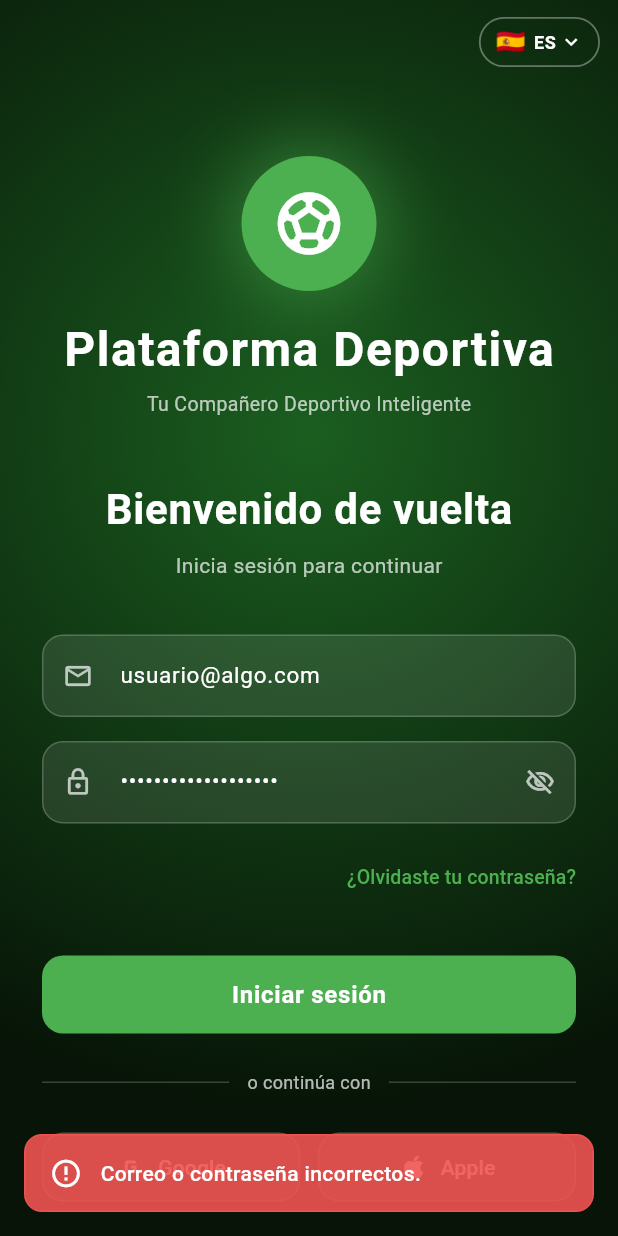
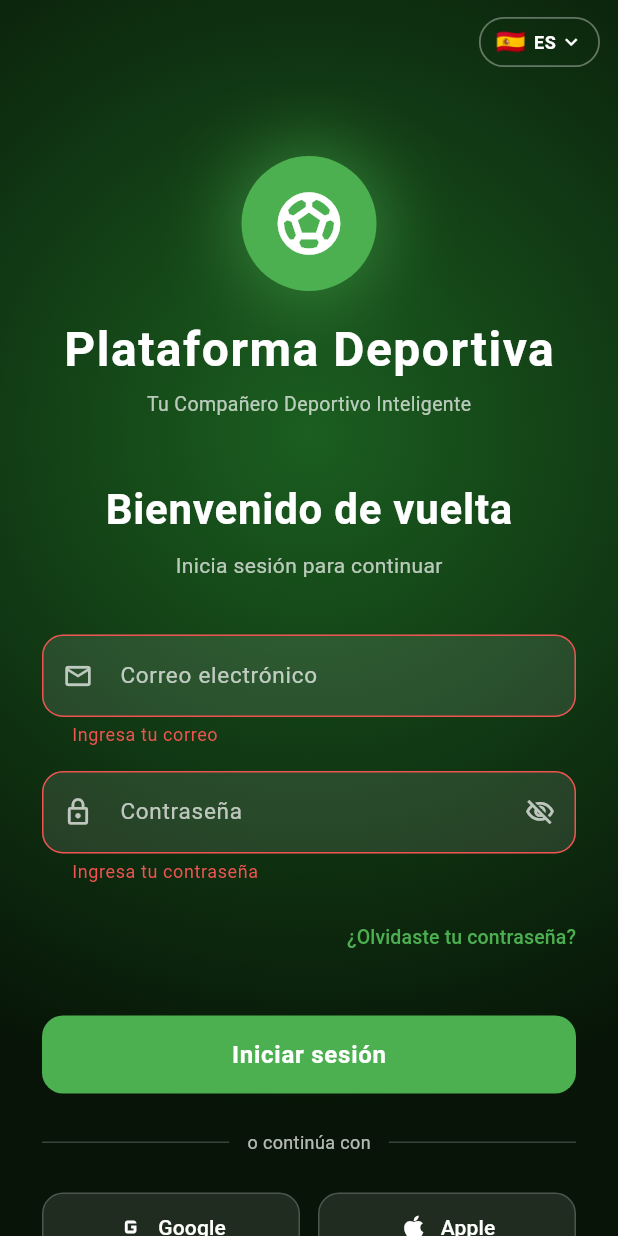
Before and after one commit to goruiz/sport-platform-flutter, a Flutter app: the screen it shows after launch, after a tap on "Iniciar sesión", on a phone screen of 412 x 824 dp. Run offline on Flutter 3.47's test engine with Material 3 defaults, Android fonts, the phone set to English and light mode, and no system bars; our stand-ins replace app_links, dio, easy_localization, get_it, image_picker, shared_preferences; accounts and stored records are empty.

Commit message:
feat: implement password recovery and reset functionality with UI updates

```diff
--- a/assets/translations/es.json
+++ b/assets/translations/es.json
@@ -17,7 +17,23 @@
     "email_invalid": "Ingresa un correo válido",
     "password_required": "Ingresa tu contraseña",
     "password_too_short": "Mínimo 8 caracteres",
+    "password_too_long": "Máximo 72 caracteres",
     "invalid_credentials": "Correo o contraseña incorrectos.",
+    "recovery_title": "Recuperar contraseña",
+    "recovery_subtitle": "Ingresa tu correo. Si existe una cuenta asociada, recibirás un enlace para restablecer tu contraseña.",
+    "recovery_send": "Enviar enlace",
+    "recovery_sent": "Si el correo está registrado, recibirás un enlace para restablecer tu contraseña.",
+    "recovery_error": "No se pudo enviar la solicitud. Inténtalo más tarde.",
+    "reset_title": "Crear nueva contraseña",
+    "reset_subtitle": "Elige una nueva contraseña para tu cuenta.",
+    "new_password_hint": "Nueva contraseña",
+    "confirm_password_hint": "Confirmar nueva contraseña",
+    "reset_password": "Actualizar contraseña",
+    "reset_success": "Tu contraseña se actualizó. Inicia sesión con la nueva contraseña.",
+    "reset_error": "No se pudo actualizar la contraseña. Inténtalo de nuevo.",
+    "reset_token_invalid": "Este enlace venció o ya fue utilizado. Solicita uno nuevo.",
+    "passwords_do_not_match": "Las contraseñas no coinciden",
+    "back_to_login": "Volver al inicio de sesión",
     "google": "Google",
     "apple": "Apple"
   },
--- a/lib/core/constants/strings_constants/auth_strings_constants/login_strings_constants.dart
+++ b/lib/core/constants/strings_constants/auth_strings_constants/login_strings_constants.dart
@@ -7,6 +7,21 @@ class LoginStringsConstants {
   static const String emailHint = 'login.email_hint';
   static const String passwordHint = 'login.password_hint';
   static const String forgotPassword = 'login.forgot_password';
+  static const String recoveryTitle = 'login.recovery_title';
+  static const String recoverySubtitle = 'login.recovery_subtitle';
+  static const String recoverySend = 'login.recovery_send';
+  static const String recoverySent = 'login.recovery_sent';
+  static const String recoveryError = 'login.recovery_error';
+  static const String resetTitle = 'login.reset_title';
+  static const String resetSubtitle = 'login.reset_subtitle';
+  static const String newPasswordHint = 'login.new_password_hint';
+  static const String confirmPasswordHint = 'login.confirm_password_hint';
+  static const String resetPassword = 'login.reset_password';
+  static const String resetSuccess = 'login.reset_success';
+  static const String resetError = 'login.reset_error';
+  static const String resetTokenInvalid = 'login.reset_token_invalid';
+  static const String passwordsDoNotMatch = 'login.passwords_do_not_match';
+  static const String backToLogin = 'login.back_to_login';
   static const String signIn = 'login.sign_in';
   static const String orContinueWith = 'login.or_continue_with';
   static const String noAccount = 'login.no_account';
@@ -16,6 +31,7 @@ class LoginStringsConstants {
   static const String emailInvalid = 'login.email_invalid';
   static const String passwordRequired = 'login.password_required';
   static const String passwordTooShort = 'login.password_too_short';
+  static const String passwordTooLong = 'login.password_too_long';
   static const String invalidCredentials = 'login.invalid_credentials';
 
   static const String google = 'login.google';
--- a/lib/core/network/api_endpoints.dart
+++ b/lib/core/network/api_endpoints.dart
@@ -6,6 +6,8 @@ class ApiEndpoints {
   // Auth
   static const String login = '/users/auth/login';
   static const String register = '/users/auth/register';
+  static const String forgotPassword = '/users/auth/forgot-password';
+  static const String resetPassword = '/users/auth/reset-password';
   static const String logout = '/users/auth/logout';
   static const String refreshToken = '/users/auth/refresh';
   static const String updateProfile = '/users/auth/update-profile';
@@ -86,5 +88,4 @@ class ApiEndpoints {
   static const String standings = '/events';
   static String standingsByEvent(String eventId) =>
       '/events/$eventId/standings';
-
 }
--- a/lib/core/network/auth_token_interceptor.dart
+++ b/lib/core/network/auth_token_interceptor.dart
@@ -1,16 +1,27 @@
 import 'package:dio/dio.dart';
+import 'package:sport_platform/core/network/api_endpoints.dart';
 import 'package:sport_platform/core/services/auth_storage.dart';
 
 /// Adjunta el token de la sesión a cada petición, si hay uno guardado.
 class AuthTokenInterceptor extends Interceptor {
   static const String authorizationHeader = 'Authorization';
   static const String _bearerScheme = 'Bearer';
+  static const Set<String> _publicAuthEndpoints = {
+    ApiEndpoints.login,
+    ApiEndpoints.register,
+    ApiEndpoints.forgotPassword,
+    ApiEndpoints.resetPassword,
+  };
 
   @override
   Future<void> onRequest(
     RequestOptions options,
     RequestInterceptorHandler handler,
   ) async {
+    if (_publicAuthEndpoints.contains(options.path)) {
+      handler.next(options);
+      return;
+    }
     final token = await AuthStorage.getToken();
     if (token != null) {
       options.headers[authorizationHeader] = '$_bearerScheme $token';
--- a/lib/modules/auth/presentation/pages/login_page.dart
+++ b/lib/modules/auth/presentation/pages/login_page.dart
@@ -6,6 +6,7 @@ import 'package:sport_platform/core/network/dio_client.dart';
 import 'package:sport_platform/core/services/auth_storage.dart';
 import 'package:sport_platform/core/services/user_session.dart';
 import 'package:sport_platform/modules/auth/presentation/pages/register_page.dart';
+import 'package:sport_platform/modules/auth/presentation/pages/password_recovery_page.dart';
 import 'package:sport_platform/modules/auth/presentation/widgets/login_body.dart';
 import 'package:sport_platform/modules/home/presentation/pages/home_page.dart';
 import 'package:sport_platform/shared/widgets/app_snackbar.dart';
@@ -21,9 +22,8 @@ class LoginPage extends StatefulWidget {
 
 class _LoginPageState extends State<LoginPage> {
   final _formKey = GlobalKey<FormState>();
-  // DEV: prefilled credentials — remove these two lines to return to normal
-  final _emailController = TextEditingController(text: 'usuario@algo.com');
-  final _passwordController = TextEditingController(text: 'Demo!8ABCB80F76B094');
+  final _emailController = TextEditingController();
+  final _passwordController = TextEditingController();
   bool _obscurePassword = true;
   bool _isLoading = false;
   final _client = DioClient();
@@ -86,6 +86,9 @@ class _LoginPageState extends State<LoginPage> {
           onSignUp: () => Navigator.of(
             context,
           ).push(MaterialPageRoute(builder: (_) => const RegisterPage())),
+          onForgotPassword: () => Navigator.of(
+            context,
+          ).push(MaterialPageRoute(builder: (_) => const ForgotPasswordPage())),
         ),
       ),
     );
--- a/lib/modules/auth/presentation/widgets/login_body.dart
+++ b/lib/modules/auth/presentation/widgets/login_body.dart
@@ -15,6 +15,7 @@ class LoginBody extends StatelessWidget {
   final VoidCallback onLogin;
   final VoidCallback onTogglePassword;
   final VoidCallback? onSignUp;
+  final VoidCallback? onForgotPassword;
 
   const LoginBody({
     super.key,
@@ -26,6 +27,7 @@ class LoginBody extends StatelessWidget {
     required this.onLogin,
     required this.onTogglePassword,
     this.onSignUp,
+    this.onForgotPassword,
   });
 
   @override
@@ -86,8 +88,12 @@ class LoginBody extends StatelessWidget {
             icon: Icons.email_outlined,
             keyboardType: TextInputType.emailAddress,
             validator: (v) {
-              if (v == null || v.isEmpty) return LoginStringsConstants.emailRequired.tr();
-              if (!v.contains('@')) return LoginStringsConstants.emailInvalid.tr();
+              if (v == null || v.isEmpty) {
+                return LoginStringsConstants.emailRequired.tr();
+              }
+              if (!v.contains('@')) {
+                return LoginStringsConstants.emailInvalid.tr();
+              }
               return null;
             },
           ),
@@ -108,8 +114,12 @@ class LoginBody extends StatelessWidget {
               onPressed: onTogglePassword,
             ),
             validator: (v) {
-              if (v == null || v.isEmpty) return LoginStringsConstants.passwordRequired.tr();
-              if (v.length < 8) return LoginStringsConstants.passwordTooShort.tr();
+              if (v == null || v.isEmpty) {
+                return LoginStringsConstants.passwordRequired.tr();
+              }
+              if (v.length < 8) {
+                return LoginStringsConstants.passwordTooShort.tr();
+              }
               return null;
             },
           ),
@@ -122,7 +132,7 @@ class LoginBody extends StatelessWidget {
     return Align(
       alignment: Alignment.centerRight,
       child: TextButton(
-        onPressed: () {},
+        onPressed: onForgotPassword,
         style: TextButton.styleFrom(padding: EdgeInsets.zero),
         child: Text(
           LoginStringsConstants.forgotPassword.tr(),
@@ -141,8 +151,12 @@ class LoginBody extends StatelessWidget {
         style: ElevatedButton.styleFrom(
           backgroundColor: AppColors.primaryLight,
           foregroundColor: AppColors.white,
-          disabledBackgroundColor: AppColors.primaryLight.withValues(alpha: 0.5),
-          shape: RoundedRectangleBorder(borderRadius: BorderRadius.circular(14)),
+          disabledBackgroundColor: AppColors.primaryLight.withValues(
+            alpha: 0.5,
+          ),
+          shape: RoundedRectangleBorder(
+            borderRadius: BorderRadius.circular(14),
+          ),
           elevation: 0,
         ),
         child: isLoading
@@ -169,7 +183,9 @@ class LoginBody extends StatelessWidget {
   Widget _buildDivider() {
     return Row(
       children: [
-        const Expanded(child: Divider(color: AppColors.inputBorder, thickness: 1)),
+        const Expanded(
+          child: Divider(color: AppColors.inputBorder, thickness: 1),
+        ),
         Padding(
           padding: const EdgeInsets.symmetric(horizontal: 12),
           child: Text(
@@ -177,7 +193,9 @@ class LoginBody extends StatelessWidget {
             style: const TextStyle(color: AppColors.whiteSubtle, fontSize: 12),
           ),
         ),
-        const Expanded(child: Divider(color: AppColors.inputBorder, thickness: 1)),
+        const Expanded(
+          child: Divider(color: AppColors.inputBorder, thickness: 1),
+        ),
       ],
     );
   }
@@ -185,9 +203,19 @@ class LoginBody extends StatelessWidget {
   Widget _buildSocialButtons() {
     return Row(
       children: [
-        Expanded(child: SocialButton(label: LoginStringsConstants.google.tr(), icon: Icons.g_mobiledata)),
+        Expanded(
+          child: SocialButton(
+            label: LoginStringsConstants.google.tr(),
+            icon: Icons.g_mobiledata,
+          ),
+        ),
         const SizedBox(width: 12),
-        Expanded(child: SocialButton(label: LoginStringsConstants.apple.tr(), icon: Icons.apple)),
+        Expanded(
+          child: SocialButton(
+            label: LoginStringsConstants.apple.tr(),
+            icon: Icons.apple,
+          ),
+        ),
       ],
     );
   }
```
Also changed, not shown: assets/translations/de.json (+16 -0 lines), assets/translations/en.json (+16 -0 lines), assets/translations/fr.json (+16 -0 lines), lib/main.dart (+58 -11 lines), lib/modules/auth/presentation/pages/password_recovery_page.dart (added, +355 -0 lines), 3 other files.
